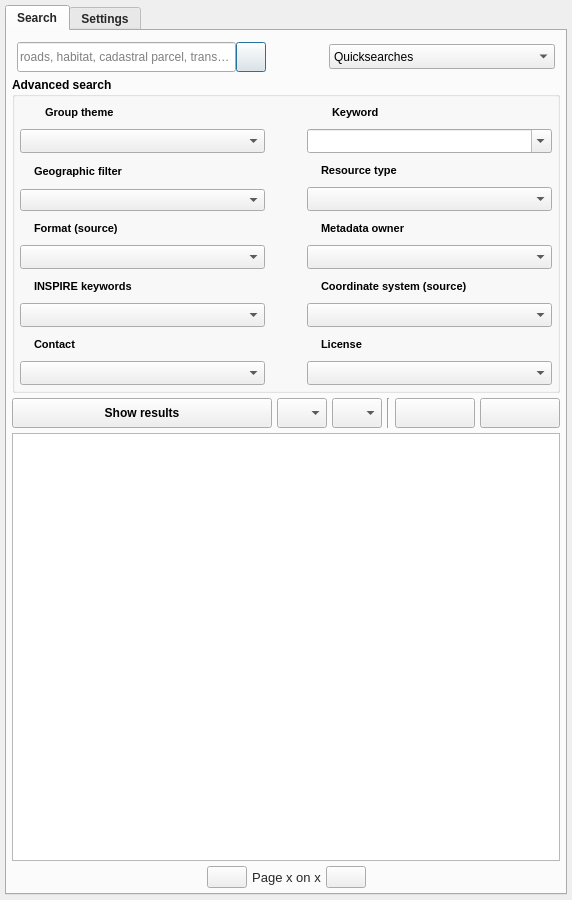
This is ui/isogeo_dockwidget_base.ui in isogeo/isogeo-plugin-qgis as Qt 5 draws it before an edit. The edited form follows.
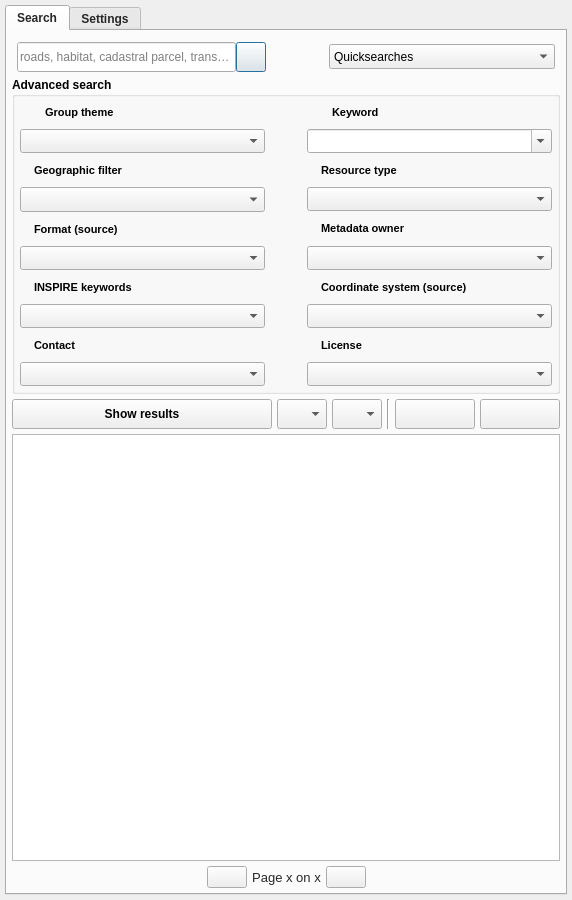
This is the edited form. Icons and pictures are not drawn. Custom widgets are drawn as their Qt base class.

```diff
--- a/ui/isogeo_dockwidget_base.ui
+++ b/ui/isogeo_dockwidget_base.ui
@@ -13,7 +13,7 @@
   <property name="minimumSize">
    <size>
     <width>572</width>
-    <height>611</height>
+    <height>612</height>
    </size>
   </property>
   <property name="maximumSize">
@@ -236,7 +236,7 @@
            </font>
           </property>
           <property name="styleSheet">
-           <string notr="true">QgsCollapsibleGroupBoxBasic::title, QgsCollapsibleGroupBox::title {  subcontrol-origin: margin;  subcontrol-position: top left;  margin-left: 5px;  margin-right: 5px;  left: 0px;  top: 1px;}QgsCollapsibleGroupBoxBasic::title, QgsCollapsibleGroupBox::title {  subcontrol-origin: margin;  subcontrol-position: top left;  margin-left: 20px;  margin-right: 5px;  left: 0px;  top: 1px;}QgsCollapsibleGroupBoxBasic::title, QgsCollapsibleGroupBox::title {  subcontrol-origin: margin;  subcontrol-position: top left;  margin-left: 20px;  margin-right: 5px;  left: 0px;  top: 1px;}QgsCollapsibleGroupBoxBasic::title, QgsCollapsibleGroupBox::title {  subcontrol-origin: margin;  subcontrol-position: top left;  margin-left: 20px;  margin-right: 5px;  left: 0px;  top: 1px;}QgsCollapsibleGroupBoxBasic::title, QgsCollapsibleGroupBox::title {  subcontrol-origin: margin;  subcontrol-position: top left;  margin-left: 20px;  margin-right: 5px;  left: 0px;  top: 1px;}QgsCollapsibleGroupBoxBasic::title, QgsCollapsibleGroupBox::title {  subcontrol-origin: margin;  subcontrol-position: top left;  margin-left: 20px;  margin-right: 5px;  left: 0px;  top: 1px;}QgsCollapsibleGroupBoxBasic::title, QgsCollapsibleGroupBox::title {  subcontrol-origin: margin;  subcontrol-position: top left;  margin-left: 20px;  margin-right: 5px;  left: 0px;  top: 1px;}QgsCollapsibleGroupBoxBasic::title, QgsCollapsibleGroupBox::title {  subcontrol-origin: margin;  subcontrol-position: top left;  margin-left: 20px;  margin-right: 5px;  left: 0px;  top: 1px;}QgsCollapsibleGroupBoxBasic::title, QgsCollapsibleGroupBox::title {  subcontrol-origin: margin;  subcontrol-position: top left;  margin-left: 20px;  margin-right: 5px;  left: 0px;  top: 1px;}QgsCollapsibleGroupBoxBasic::title, QgsCollapsibleGroupBox::title {  subcontrol-origin: margin;  subcontrol-position: top left;  margin-left: 20px;  margin-right: 5px;  left: 0px;  top: 1px;}QgsCollapsibleGroupBoxBasic::title, QgsCollapsibleGroupBox::title {  subcontrol-origin: margin;  subcontrol-position: top left;  margin-left: 20px;  margin-right: 5px;  left: 0px;  top: 1px;}QgsCollapsibleGroupBoxBasic::title, QgsCollapsibleGroupBox::title {  subcontrol-origin: margin;  subcontrol-position: top left;  margin-left: 20px;  margin-right: 5px;  left: 0px;  top: 1px;}QgsCollapsibleGroupBoxBasic::title, QgsCollapsibleGroupBox::title {  subcontrol-origin: margin;  subcontrol-position: top left;  margin-left: 20px;  margin-right: 5px;  left: 0px;  top: 1px;}</string>
+           <string notr="true">QgsCollapsibleGroupBoxBasic::title, QgsCollapsibleGroupBox::title {  subcontrol-origin: margin;  subcontrol-position: top left;  margin-left: 5px;  margin-right: 5px;  left: 0px;  top: 1px;}QgsCollapsibleGroupBoxBasic::title, QgsCollapsibleGroupBox::title {  subcontrol-origin: margin;  subcontrol-position: top left;  margin-left: 20px;  margin-right: 5px;  left: 0px;  top: 1px;}QgsCollapsibleGroupBoxBasic::title, QgsCollapsibleGroupBox::title {  subcontrol-origin: margin;  subcontrol-position: top left;  margin-left: 20px;  margin-right: 5px;  left: 0px;  top: 1px;}QgsCollapsibleGroupBoxBasic::title, QgsCollapsibleGroupBox::title {  subcontrol-origin: margin;  subcontrol-position: top left;  margin-left: 20px;  margin-right: 5px;  left: 0px;  top: 1px;}QgsCollapsibleGroupBoxBasic::title, QgsCollapsibleGroupBox::title {  subcontrol-origin: margin;  subcontrol-position: top left;  margin-left: 20px;  margin-right: 5px;  left: 0px;  top: 1px;}QgsCollapsibleGroupBoxBasic::title, QgsCollapsibleGroupBox::title {  subcontrol-origin: margin;  subcontrol-position: top left;  margin-left: 20px;  margin-right: 5px;  left: 0px;  top: 1px;}QgsCollapsibleGroupBoxBasic::title, QgsCollapsibleGroupBox::title {  subcontrol-origin: margin;  subcontrol-position: top left;  margin-left: 20px;  margin-right: 5px;  left: 0px;  top: 1px;}QgsCollapsibleGroupBoxBasic::title, QgsCollapsibleGroupBox::title {  subcontrol-origin: margin;  subcontrol-position: top left;  margin-left: 20px;  margin-right: 5px;  left: 0px;  top: 1px;}QgsCollapsibleGroupBoxBasic::title, QgsCollapsibleGroupBox::title {  subcontrol-origin: margin;  subcontrol-position: top left;  margin-left: 20px;  margin-right: 5px;  left: 0px;  top: 1px;}QgsCollapsibleGroupBoxBasic::title, QgsCollapsibleGroupBox::title {  subcontrol-origin: margin;  subcontrol-position: top left;  margin-left: 20px;  margin-right: 5px;  left: 0px;  top: 1px;}QgsCollapsibleGroupBoxBasic::title, QgsCollapsibleGroupBox::title {  subcontrol-origin: margin;  subcontrol-position: top left;  margin-left: 20px;  margin-right: 5px;  left: 0px;  top: 1px;}QgsCollapsibleGroupBoxBasic::title, QgsCollapsibleGroupBox::title {  subcontrol-origin: margin;  subcontrol-position: top left;  margin-left: 20px;  margin-right: 5px;  left: 0px;  top: 1px;}QgsCollapsibleGroupBoxBasic::title, QgsCollapsibleGroupBox::title {  subcontrol-origin: margin;  subcontrol-position: top left;  margin-left: 20px;  margin-right: 5px;  left: 0px;  top: 1px;}QgsCollapsibleGroupBoxBasic::title, QgsCollapsibleGroupBox::title {  subcontrol-origin: margin;  subcontrol-position: top left;  margin-left: 20px;  margin-right: 5px;  left: 0px;  top: 1px;}</string>
           </property>
           <property name="title">
            <string>Advanced search</string>
@@ -471,8 +471,8 @@
                      </property>
                      <property name="iconSize">
                       <size>
-                       <width>12</width>
-                       <height>12</height>
+                       <width>20</width>
+                       <height>20</height>
                       </size>
                      </property>
                     </widget>
```
Left out of the diff: 37 changed lines with no effect on the pictures.
